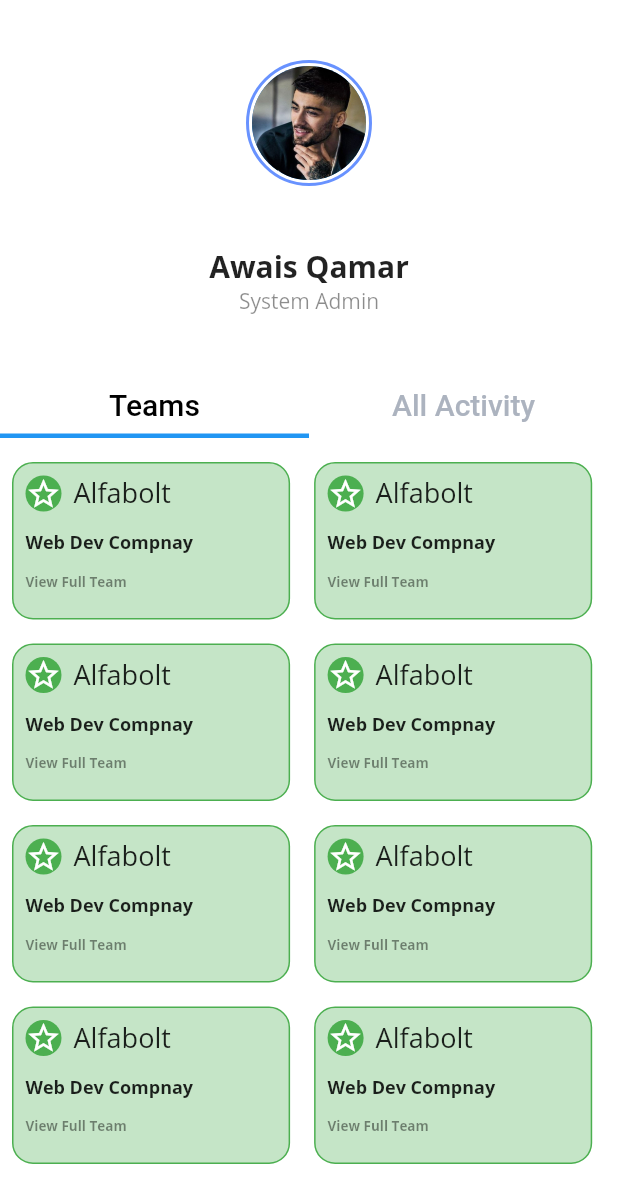
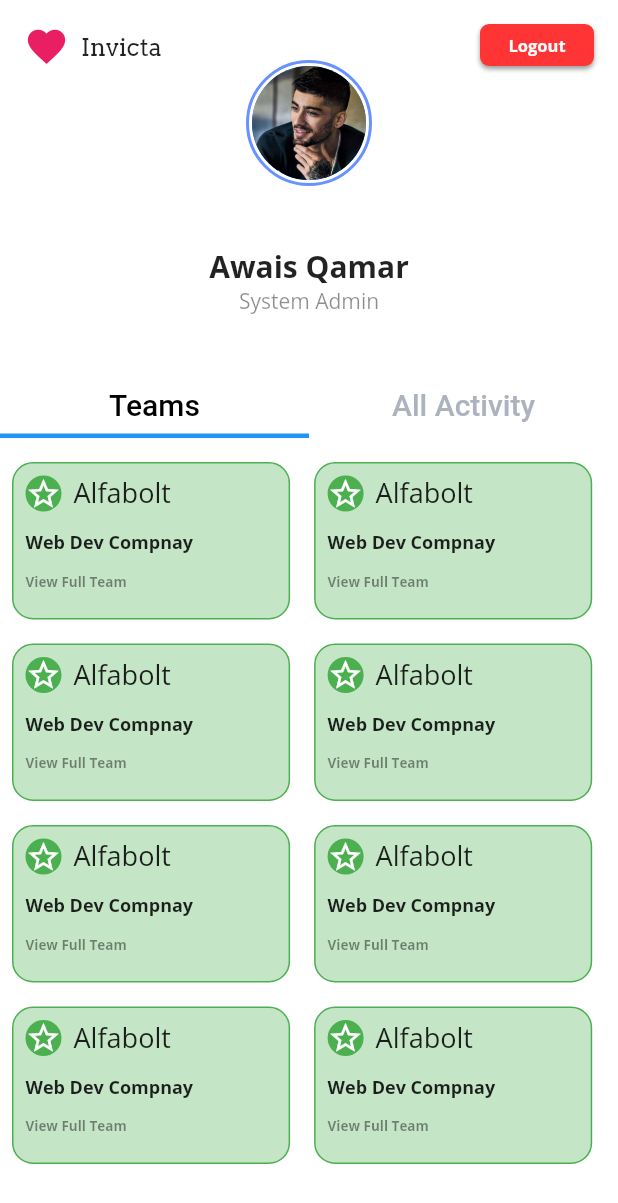
Before and after one commit to Aliasad9/AppCon_Invicta, a Flutter app: the AdminProfile screen opened directly, on a phone screen of 412 x 824 dp. Shown: the top 1203 px of the screen. Run offline on Flutter 3.47's test engine with Material 2 defaults, Android fonts, the phone set to English and light mode, and no system bars; our stand-ins replace flutter_svg.

Commit message:
Admin Page Complete

```diff
--- a/lib/awais/admin_profile.dart
+++ b/lib/screens/admin_screen.dart
@@ -1,7 +1,6 @@
-import 'package:Invicta/awais/activity.dart';
+import 'package:Invicta/screens/all_activity_tab_view.dart';
 import 'package:Invicta/widgets/profile_image.dart';
 import 'package:Invicta/widgets/teams_grid_admin.dart';
-import 'activity.dart';
 import 'package:flutter/cupertino.dart';
 import 'package:flutter/material.dart';
 
@@ -34,6 +33,66 @@ class _AdminProfileState extends State<AdminProfile>
         body: Container(
           width: MediaQuery.of(context).size.width,
           child: Stack(children: [
+            Align(
+              alignment: Alignment.topLeft,
+              child: Padding(
+                padding: const EdgeInsets.all(16.0),
+                child: Row(
+                  children: [
+                    Container(
+                      margin: EdgeInsets.only(
+                        right: 8,
+                      ),
+                      child: Icon(
+                        Icons.favorite,
+                        color: Colors.pink,
+                        size: 30,
+                      ),
+                    ),
+                    Text(
+                      "Invicta",
+                      style: TextStyle(
+                          fontSize: 16,
+                          fontFamily: 'Arvo',
+                          fontWeight: FontWeight.w400),
+                    ),
+                  ],
+                ),
+              ),
+            ),
+            Padding(
+              padding: const EdgeInsets.all(16.0),
+              child: Align(
+                alignment: Alignment.topRight,
+                child: Container(
+                  width: 76,
+                  height: 28,
+                  decoration: BoxDecoration(
+                      color: Color(0xFFFF3535),
+                      borderRadius: BorderRadius.circular(6),
+                      boxShadow: [
+                        BoxShadow(
+                            color: Colors.black45.withOpacity(0.4),
+                            blurRadius: 2,
+                            offset: Offset(0, 2))
+                      ]),
+                  child: Center(
+                    child: FlatButton(
+                      child: Text(
+                        'Logout',
+                        style: TextStyle(
+                          color: Colors.white,
+                          fontWeight: FontWeight.w600,
+                          fontFamily: 'OpenSans',
+                          fontSize: 11,
+                        ),
+                      ),
+                      onPressed: () {},
+                    ),
+                  ),
+                ),
+              ),
+            ),
             Center(
               child: Column(
                 children: [
@@ -62,16 +121,13 @@ class _AdminProfileState extends State<AdminProfile>
                       fontSize: 14,
                     ),
                   ),
-
                 ],
               ),
             ),
             Padding(
-              padding: const EdgeInsets.only(top:250.0),
+              padding: const EdgeInsets.only(top: 250.0),
               child: Column(children: <Widget>[
                 Container(
-
-
                   child: TabBar(
                     tabs: [
                       Container(
@@ -101,16 +157,12 @@ class _AdminProfileState extends State<AdminProfile>
                   ),
                 ),
                 Container(
-                  height:screenWidth-320,
-
+                  height: screenWidth - 320,
                   child: TabBarView(
                     controller: _tabController,
                     children: [
                       TeamGridAdmin(),
-                      // Container(
-                      //   child: Text("yo boy"),
-                      // ),
-                      Activity(),
+                      AllActivity(),
                     ],
                   ),
                 ),
--- a/lib/screens/signup.dart
+++ b/lib/screens/signup.dart
@@ -1,4 +1,4 @@
-import 'package:Invicta/awais/admin_profile.dart';
+import 'file:///C:/Users/Ali%20Asad/StudioProjects/AppCon-project-master/lib/screens/admin_screen.dart';
 import 'package:flutter/cupertino.dart';
 import 'package:flutter/material.dart';
 
--- a/lib/awais/teams.dart
+++ b/lib/screens/teams_tab_view.dart
@@ -10,9 +10,6 @@ class Teams extends StatefulWidget {
 }
 
 class _TeamsState extends State<Teams> {
-
-
-
 
   Widget _buildCard(
       String title,
```
Also changed, not shown: lib/awais/activity.dart (deleted, +0 -76 lines), lib/screens/all_activity_tab_view.dart (added, +57 -0 lines).
